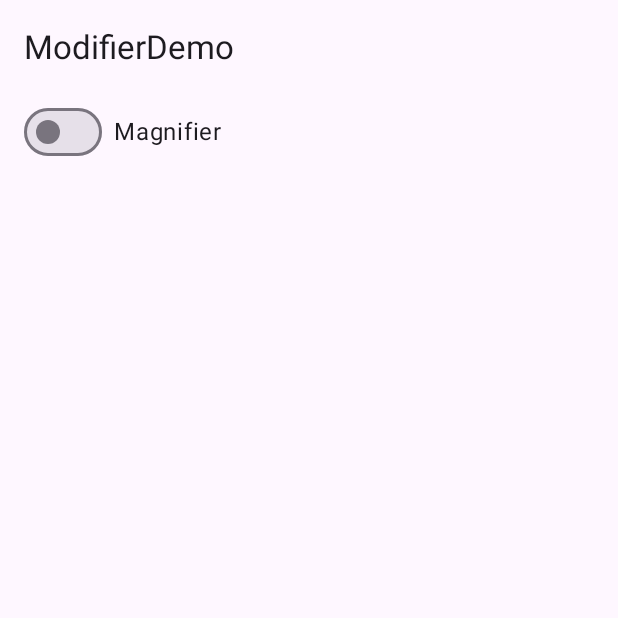
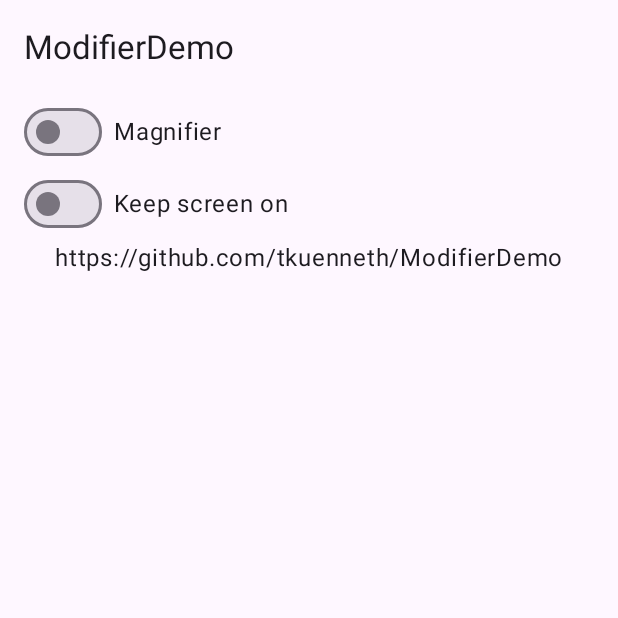
Before and after one commit to tkuenneth/ModifierDemo, an Android app built with Jetpack Compose: the screen it shows after launch (MainActivity), on a phone screen of 412 x 824 dp, the top half of it. Run offline under Robolectric (Android 15) with nearby library versions, the phone set to English and light mode, and no system bars; our stand-ins replace Material 3 Expressive styles (plain Material 3 is drawn); 2 statements that could not run were skipped.

Commit message:
Added 2 demos

```diff
--- a/app/build.gradle.kts
+++ b/app/build.gradle.kts
@@ -1,3 +1,4 @@
+
 plugins {
     alias(libs.plugins.android.application)
     alias(libs.plugins.kotlin.android)
@@ -45,8 +46,10 @@ dependencies {
     implementation(libs.androidx.core.ktx)
     implementation(libs.androidx.lifecycle.runtime.ktx)
     implementation(libs.androidx.activity.compose)
+
     implementation(platform(libs.androidx.compose.bom))
-    implementation(libs.androidx.ui)
+//    implementation(libs.androidx.ui)
+    implementation("androidx.compose.ui:ui:1.9.0-rc01")
     implementation(libs.androidx.ui.graphics)
     implementation(libs.androidx.ui.tooling.preview)
 
--- a/app/src/main/java/dev/tkuenneth/modifierdemo/MainActivity.kt
+++ b/app/src/main/java/dev/tkuenneth/modifierdemo/MainActivity.kt
@@ -4,12 +4,13 @@ import android.os.Bundle
 import androidx.activity.ComponentActivity
 import androidx.activity.compose.setContent
 import androidx.activity.enableEdgeToEdge
+import androidx.compose.foundation.clickable
 import androidx.compose.foundation.gestures.detectDragGestures
 import androidx.compose.foundation.layout.Arrangement
 import androidx.compose.foundation.layout.Column
+import androidx.compose.foundation.layout.ColumnScope
 import androidx.compose.foundation.layout.Row
 import androidx.compose.foundation.layout.fillMaxSize
-import androidx.compose.foundation.layout.fillMaxWidth
 import androidx.compose.foundation.layout.padding
 import androidx.compose.foundation.magnifier
 import androidx.compose.material3.ExperimentalMaterial3Api
@@ -28,6 +29,8 @@ import androidx.compose.ui.Alignment
 import androidx.compose.ui.Modifier
 import androidx.compose.ui.geometry.Offset
 import androidx.compose.ui.input.pointer.pointerInput
+import androidx.compose.ui.keepScreenOn
+import androidx.compose.ui.platform.LocalUriHandler
 import androidx.compose.ui.res.stringResource
 import androidx.compose.ui.unit.dp
 
@@ -64,8 +67,7 @@ fun ModifierDemo() {
                             onDragStart = { touchPosition = it },
                             onDrag = { _, delta -> touchPosition += delta },
                             onDragEnd = { touchPosition = Offset.Unspecified },
-                            onDragCancel = { touchPosition = Offset.Unspecified }
-                        )
+                            onDragCancel = { touchPosition = Offset.Unspecified })
                     }
                     .magnifier(
                         sourceCenter = { touchPosition },
@@ -82,19 +84,61 @@ fun ModifierDemo() {
                     .padding(horizontal = 16.dp)
             ) {
                 MagnifierDemo(magnifierActive = magnifierActive) { magnifierActive = it }
+                KeepScreenOnDemo()
+                UriHandlerDemo()
             }
         }
     }
 }
 
 @Composable
-fun MagnifierDemo(magnifierActive: Boolean, magnifierActiveChange: (Boolean) -> Unit) {
+fun SwitchWithText(
+    active: Boolean,
+    text: String,
+    modifier: Modifier = Modifier,
+    onActiveChange: (Boolean) -> Unit
+) {
     Row(
-        modifier = Modifier.fillMaxWidth(),
+        modifier = modifier.clickable { onActiveChange(!active) },
         verticalAlignment = Alignment.CenterVertically,
         horizontalArrangement = Arrangement.spacedBy(8.dp)
     ) {
-        Switch(checked = magnifierActive, onCheckedChange = magnifierActiveChange)
-        Text(stringResource(R.string.magnifier))
+        Switch(checked = active, onCheckedChange = onActiveChange)
+        Text(text)
     }
 }
+
+@Composable
+fun MagnifierDemo(magnifierActive: Boolean, magnifierActiveChange: (Boolean) -> Unit) {
+    SwitchWithText(
+        active = magnifierActive,
+        text = stringResource(R.string.magnifier),
+        onActiveChange = magnifierActiveChange
+    )
+}
+
+@Composable
+fun KeepScreenOnDemo() {
+    var keepScreenOnActive by remember { mutableStateOf(false) }
+    SwitchWithText(
+        active = keepScreenOnActive,
+        text = stringResource(R.string.keep_screen_on),
+        modifier = if (keepScreenOnActive) Modifier.keepScreenOn() else Modifier
+    ) {
+        keepScreenOnActive = it
+    }
+}
+
+@Composable
+fun ColumnScope.UriHandlerDemo() {
+    val uriHandler = LocalUriHandler.current
+    val url = stringResource(R.string.url)
+    Text(
+        text = url,
+        modifier = Modifier
+            .align(alignment = Alignment.CenterHorizontally)
+            .clickable {
+                uriHandler.openUri(url)
+            }
+    )
+}
--- a/app/src/main/res/values/strings.xml
+++ b/app/src/main/res/values/strings.xml
@@ -1,4 +1,7 @@
 <resources>
     <string name="app_name">ModifierDemo</string>
     <string name="magnifier">Magnifier</string>
+    <string name="keep_screen_on">Keep screen on</string>
+
+    <string name="url" translatable="false">https://github.com/tkuenneth/ModifierDemo</string>
 </resources>
--- a/gradle/libs.versions.toml
+++ b/gradle/libs.versions.toml
@@ -1,5 +1,5 @@
 [versions]
-agp = "8.11.1"
+agp = "8.12.0"
 appcompat = "1.7.1"
 kotlin = "2.2.0"
 coreKtx = "1.16.0"
```
